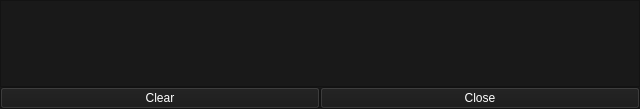
First picture: the form in notificationview.ui, repository siavash119/qtchan, before the edit.
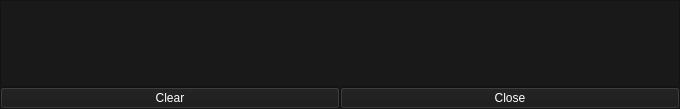
Second picture: the form after the edit.

```diff
--- a/notificationview.ui
+++ b/notificationview.ui
@@ -9,16 +9,10 @@
    <rect>
     <x>0</x>
     <y>0</y>
-    <width>640</width>
+    <width>680</width>
     <height>109</height>
    </rect>
   </property>
-  <property name="sizePolicy">
-   <sizepolicy hsizetype="Fixed" vsizetype="MinimumExpanding">
-    <horstretch>0</horstretch>
-    <verstretch>0</verstretch>
-   </sizepolicy>
-  </property>
   <property name="windowTitle">
    <string>Form</string>
   </property>
@@ -51,28 +45,27 @@
        <rect>
         <x>0</x>
         <y>0</y>
-        <width>638</width>
+        <width>678</width>
         <height>83</height>
        </rect>
       </property>
-      <widget class="QWidget" name="">
-       <property name="geometry">
-        <rect>
-         <x>0</x>
-         <y>80</y>
-         <width>640</width>
-         <height>24</height>
-        </rect>
-       </property>
        <layout class="QVBoxLayout" name="posts">
         <property name="spacing">
          <number>6</number>
         </property>
-        <property name="sizeConstraint">
-         <enum>QLayout::SetDefaultConstraint</enum>
-        </property>
-       </layout>
-      </widget>
+       <property name="leftMargin">
+        <number>0</number>
+       </property>
+       <property name="topMargin">
+        <number>0</number>
+       </property>
+       <property name="rightMargin">
+        <number>0</number>
+       </property>
+       <property name="bottomMargin">
+        <number>0</number>
+       </property>
+      </layout>
      </widget>
     </widget>
    </item>
```
Left out of the diff: 4 changed lines with no effect on the pictures. Lines whose indentation alone changed are shown as unchanged.
